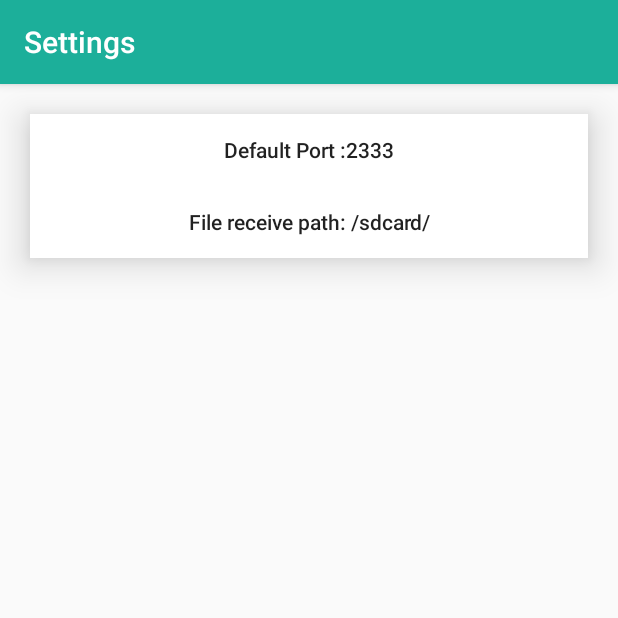
After one commit to StevenZack/LanGenius, an Android app: the SettingsActivity screen opened directly, with no data from a screen before it, on a phone screen of 412 x 824 dp, the top half of it. The commit adds this screen. Run offline under Robolectric (Android 15) with nearby library versions, the phone set to English and light mode, and no system bars.

Commit message:
add settings activity

```diff
--- a/app/build.gradle
+++ b/app/build.gradle
@@ -7,8 +7,8 @@ android {
         applicationId "com.xchat.stevenzack.langenius"
         minSdkVersion 15
         targetSdkVersion 25
-        versionCode 1
-        versionName "1.1"
+        versionCode 2
+        versionName "2.0"
         testInstrumentationRunner "android.support.test.runner.AndroidJUnitRunner"
         vectorDrawables.useSupportLibrary = true
     }
--- /dev/null
+++ b/app/src/main/java/com/xchat/stevenzack/langenius/SettingsActivity.java
@@ -0,0 +1,83 @@
+package com.xchat.stevenzack.langenius;
+
+import android.content.DialogInterface;
+import android.content.SharedPreferences;
+import android.support.v7.app.AlertDialog;
+import android.support.v7.app.AppCompatActivity;
+import android.os.Bundle;
+import android.text.InputType;
+import android.view.View;
+import android.widget.Button;
+import android.widget.EditText;
+
+public class SettingsActivity extends AppCompatActivity {
+    private Button bt_filercvpath,bt_default_port;
+
+    @Override
+    protected void onCreate(Bundle savedInstanceState) {
+        super.onCreate(savedInstanceState);
+        setContentView(R.layout.activity_settings);
+        final SharedPreferences sp_settings=getSharedPreferences(SettingsActivity.this.getString(R.string.sp_settings),MODE_PRIVATE);
+        bt_filercvpath=(Button)findViewById(R.id.set_bt_frcvpath);
+        bt_filercvpath.setText(this.getString(R.string.storagepath)+sp_settings.getString(this.getString(R.string.sp_sub_filercv_path),this.getString(R.string.default_filercvpath)));
+        bt_filercvpath.setOnClickListener(new View.OnClickListener() {
+            @Override
+            public void onClick(View v) {
+                AlertDialog.Builder builder = new AlertDialog.Builder(SettingsActivity.this);
+                builder.setTitle(SettingsActivity.this.getString(R.string.str_setDefaultFileRecvPath));
+                final EditText input = new EditText(SettingsActivity.this);
+                input.setInputType(InputType.TYPE_CLASS_TEXT);
+                input.setText(sp_settings.getString(SettingsActivity.this.getString(R.string.sp_sub_filercv_path),SettingsActivity.this.getString(R.string.default_filercvpath)));
+                builder.setView(input);
+                builder.setPositiveButton(SettingsActivity.this.getString(R.string.str_ok), new DialogInterface.OnClickListener() {
+                    @Override
+                    public void onClick(DialogInterface dialog, int which) {
+                        String m_Text = input.getText().toString();
+                        if (!m_Text.endsWith("/")){
+                            m_Text=m_Text+"/";
+                        }
+                        sp_settings.edit().putString(SettingsActivity.this.getString(R.string.sp_sub_filercv_path),m_Text).commit();
+                        bt_filercvpath.setText(SettingsActivity.this.getString(R.string.storagepath)+sp_settings.getString(SettingsActivity.this.getString(R.string.sp_sub_filercv_path),SettingsActivity.this.getString(R.string.default_filercvpath)));
+                    }
+                });
+                builder.setNegativeButton(SettingsActivity.this.getString(R.string.str_cancel), new DialogInterface.OnClickListener() {
+                    @Override
+                    public void onClick(DialogInterface dialog, int which) {
+                        dialog.cancel();
+                    }
+                });
+
+                builder.show();
+            }
+        });
+        bt_default_port=(Button)findViewById(R.id.set_bt_default_port);
+        bt_default_port.setText(SettingsActivity.this.getString(R.string.str_default_port)+sp_settings.getString(this.getString(R.string.sp_sub_port),this.getString(R.string.default_port)));
+        bt_default_port.setOnClickListener(new View.OnClickListener() {
+            @Override
+            public void onClick(View v) {
+                AlertDialog.Builder builder = new AlertDialog.Builder(SettingsActivity.this);
+                builder.setTitle(SettingsActivity.this.getString(R.string.str_setDefaultPort));
+                final EditText input = new EditText(SettingsActivity.this);
+                input.setInputType(InputType.TYPE_CLASS_NUMBER);
+                input.setHint("1000~65535");
+                builder.setView(input);
+                builder.setPositiveButton(SettingsActivity.this.getString(R.string.str_ok), new DialogInterface.OnClickListener() {
+                    @Override
+                    public void onClick(DialogInterface dialog, int which) {
+                        String m_Text = ":"+input.getText().toString();
+                        sp_settings.edit().putString(SettingsActivity.this.getString(R.string.sp_sub_port),m_Text).commit();
+                        bt_default_port.setText(SettingsActivity.this.getString(R.string.str_default_port)+sp_settings.getString(SettingsActivity.this.getString(R.string.sp_sub_port),SettingsActivity.this.getString(R.string.default_port)));
+                    }
+                });
+                builder.setNegativeButton(SettingsActivity.this.getString(R.string.str_cancel), new DialogInterface.OnClickListener() {
+                    @Override
+                    public void onClick(DialogInterface dialog, int which) {
+                        dialog.cancel();
+                    }
+                });
+
+                builder.show();
+            }
+        });
+    }
+}
--- /dev/null
+++ b/app/src/main/res/layout/activity_settings.xml
@@ -0,0 +1,32 @@
+<?xml version="1.0" encoding="utf-8"?>
+<FrameLayout xmlns:android="http://schemas.android.com/apk/res/android"
+    xmlns:app="http://schemas.android.com/apk/res-auto"
+    xmlns:tools="http://schemas.android.com/tools"
+    android:layout_width="match_parent"
+    android:layout_height="match_parent"
+    tools:context="com.xchat.stevenzack.langenius.SettingsActivity">
+
+    <LinearLayout
+        android:layout_width="match_parent"
+        android:elevation="15dp"
+        android:layout_margin="20dp"
+        android:orientation="vertical"
+        android:background="#fff"
+        android:layout_height="wrap_content">
+        <Button
+            android:layout_width="match_parent"
+            android:background="?attr/selectableItemBackground"
+            android:text="@string/str_default_port"
+            android:textAllCaps="false"
+            android:id="@+id/set_bt_default_port"
+
+            android:layout_height="wrap_content" />
+        <Button
+            android:layout_width="match_parent"
+            android:background="?attr/selectableItemBackground"
+            android:textAllCaps="false"
+            android:id="@+id/set_bt_frcvpath"
+            android:text="@string/storagepath"
+            android:layout_height="wrap_content" />
+    </LinearLayout>
+</FrameLayout>
--- a/app/src/main/res/menu/main_menu.xml
+++ b/app/src/main/res/menu/main_menu.xml
@@ -4,4 +4,7 @@
         android:title="@string/keyboardController"
         android:id="@+id/main_menu_kc"
         />
+    <item
+        android:title="@string/settings"
+        android:id="@+id/main_menu_settings"/>
 </menu>
--- a/app/src/main/res/values/strings.xml
+++ b/app/src/main/res/values/strings.xml
@@ -6,10 +6,20 @@
     <string name="newClipboard">New Clipboard !</string>
     <string name="newFile">New File :</string>
     <string name="addFileFailed">Add failed ,plz try another File Manager</string>
-    <string name="storagepath">File receive path: /sdcard/</string>
+    <string name="storagepath">"File receive path: "</string>
     <string name="websiteAddress">"My Address : "</string>
     <string name="sp_settings" translatable="false">settings</string>
     <string name="sp_sub_frcv_path" translatable="false">frcv_path</string>
     <string name="openFileFailed">No handler for this type of file.</string>
     <string name="keyboardController">Remote Controller</string>
+    <string name="settings">Settings</string>
+    <string name="sp_sub_port" translatable="false">port</string>
+    <string name="sp_sub_filercv_path" translatable="false">filercvpath</string>
+    <string name="default_port" translatable="false">:2333</string>
+    <string name="default_filercvpath" translatable="false">/sdcard/</string>
+    <string name="str_default_port">"Default Port "</string>
+    <string name="str_setDefaultPort">Set default port</string>
+    <string name="str_setDefaultFileRecvPath">Set file receive path</string>
+    <string name="str_ok">ok</string>
+    <string name="str_cancel">cancel</string>
 </resources>
--- a/app/src/main/res/values/styles.xml
+++ b/app/src/main/res/values/styles.xml
@@ -7,5 +7,9 @@
         <item name="colorPrimaryDark">@color/colorPrimaryDark</item>
         <item name="colorAccent">@color/colorAccent</item>
     </style>
-
+    <style name="AppTheme_withActionBar" parent="Theme.AppCompat.Light.DarkActionBar">
+        <item name="colorPrimary">@color/colorPrimary</item>
+        <item name="colorPrimaryDark">@color/colorPrimaryDark</item>
+        <item name="colorAccent">@color/colorAccent</item>
+    </style>
 </resources>
```
Also changed, not shown: app/src/main/AndroidManifest.xml (+10 -6 lines), app/src/main/java/com/xchat/stevenzack/langenius/KCActivity.java (+37 -1 lines), app/src/main/java/com/xchat/stevenzack/langenius/MainActivity.java (+11 -6 lines), app/src/main/res/drawable/circle_primary_dark.xml (added, +9 -0 lines), app/src/main/res/layout/activity_kc.xml (+28 -2 lines), app/src/main/res/layout/activity_main.xml (+7 -6 lines), 2 other files.
